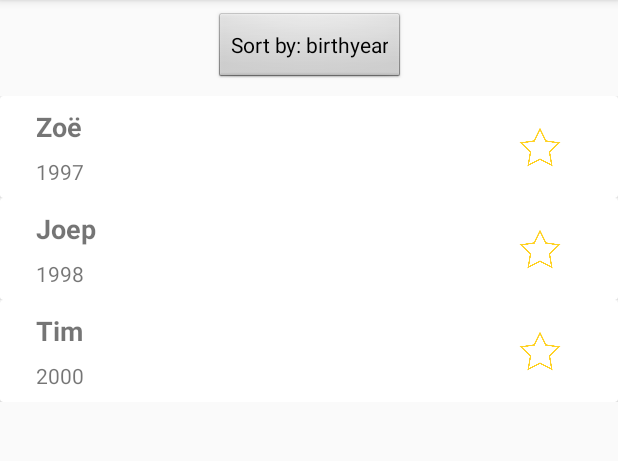
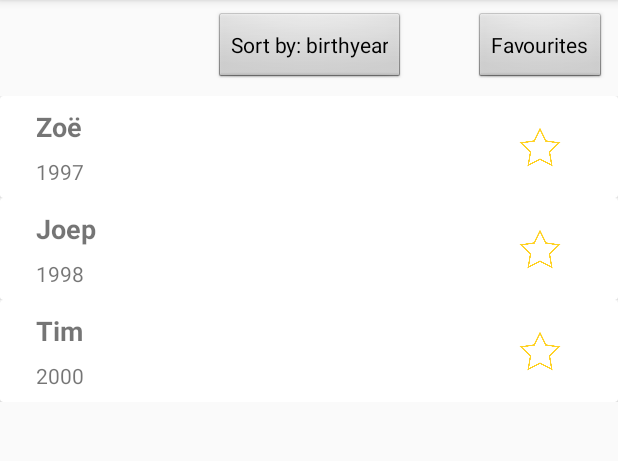
Before and after one commit to TimvdVooren/Star-Wars-App, an Android app: the screen it shows after launch (MainActivity), after a tap on "Sort by: name", on a phone screen of 412 x 824 dp, the part 84-545 px from its top. Run offline under Robolectric (Android 15) with nearby library versions, the phone set to English and light mode, and no system bars.

Commit message:
[Added] sorting to favourites

```diff
--- a/app/src/main/AndroidManifest.xml
+++ b/app/src/main/AndroidManifest.xml
@@ -16,7 +16,7 @@
                 <category android:name="android.intent.category.LAUNCHER" />
             </intent-filter>
         </activity>
-        <activity android:name=".Views.DetailedActivity"></activity>
+        <activity android:name=".Views.DetailedActivity" />
     </application>
 
 </manifest>
--- a/app/src/main/java/com/example/timva/starwarsapp/CustomRecyclerAdapter.java
+++ b/app/src/main/java/com/example/timva/starwarsapp/CustomRecyclerAdapter.java
@@ -40,6 +40,10 @@ public class CustomRecyclerAdapter extends RecyclerView.Adapter<CustomRecyclerAd
 
         viewHolder.characterName.setText(character.getName());
         viewHolder.characterBirthyear.setText(character.getBirth_year());
+        if (character.isFavourite())
+            viewHolder.favouriteButton.setImageResource(R.drawable.star_filled);
+        else
+            viewHolder.favouriteButton.setImageResource(R.drawable.star_outlined);
     }
 
     @Override
@@ -73,6 +77,7 @@ public class CustomRecyclerAdapter extends RecyclerView.Adapter<CustomRecyclerAd
                             favouriteButton.setImageResource(R.drawable.star_outlined);
                             MainActivity.removeCharacterFromFavourites(currentCharacter);
                         }
+                        notifyDataSetChanged();
                     }
                 }
             });
--- a/app/src/main/java/com/example/timva/starwarsapp/Views/MainActivity.java
+++ b/app/src/main/java/com/example/timva/starwarsapp/Views/MainActivity.java
@@ -1,5 +1,6 @@
 package com.example.timva.starwarsapp.Views;
 
+import android.content.Intent;
 import android.support.annotation.NonNull;
 import android.support.v7.app.AppCompatActivity;
 import android.os.Bundle;
@@ -22,30 +23,33 @@ public class MainActivity extends AppCompatActivity {
     //Views
     private Button sortButton;
     private RecyclerView recyclerView;
+    private Button favouritesButton;
 
     //Variables
     private ArrayList<StarWarsCharacter> characterList;
     private static ArrayList<StarWarsCharacter> favourites;
     private CustomRecyclerAdapter recyclerAdapter;
     private boolean sortByName = true;
+    private boolean favouritesPressed = false;
 
     @Override
     protected void onCreate(Bundle savedInstanceState) {
         super.onCreate(savedInstanceState);
         setContentView(R.layout.activity_main);
 
+        //View declaration
+        sortButton = findViewById(R.id.MainSortButton);
+        recyclerView = findViewById(R.id.MainRecyclerView);
+        favouritesButton = findViewById(R.id.MainFavouritesButton);
+
         characterList = new ArrayList<>();
+        //TODO load characters from API
         characterList.add(new StarWarsCharacter("Tim", "2000"));
         characterList.add(new StarWarsCharacter("Joep", "1998"));
         characterList.add(new StarWarsCharacter("Zoë", "1997"));
+        Collections.sort(characterList);
 
         favourites = new ArrayList<>();
-
-        Collections.sort(characterList);
-
-        //View declaration
-        sortButton = findViewById(R.id.MainSortButton);
-        recyclerView = findViewById(R.id.MainRecycler);
 
         recyclerView.setHasFixedSize(true);
         recyclerView.setLayoutManager(new LinearLayoutManager(this));
@@ -72,22 +76,45 @@ public class MainActivity extends AppCompatActivity {
             public void onClick(View v) {
                 if(!sortByName){
                     Collections.sort(characterList);
+                    Collections.sort(favourites);
+
                     recyclerAdapter.notifyDataSetChanged();
                     sortButton.setText(getString(R.string.sort_style_name));
                     sortByName = true;
                 }
                 else{
-                    Collections.sort(characterList, new Comparator<StarWarsCharacter>() {
+                    Comparator<StarWarsCharacter> characterComparator = new Comparator<StarWarsCharacter>() {
                         @Override
                         public int compare(StarWarsCharacter o1, StarWarsCharacter o2) {
                             return o1.getBirth_year().compareTo(o2.getBirth_year());
                         }
-                    });
+                    };
+
+                    Collections.sort(characterList, characterComparator);
+                    Collections.sort(favourites, characterComparator);
+
                     recyclerAdapter.notifyDataSetChanged();
                     sortButton.setText(getString(R.string.sort_style_birthyear));
                     sortByName = false;
                 }
             }
         });
+
+        favouritesButton.setOnClickListener(new View.OnClickListener() {
+            @Override
+            public void onClick(View v) {
+                if(favouritesPressed) {
+                    recyclerAdapter = new CustomRecyclerAdapter(getApplicationContext(), favourites);
+                    favouritesButton.setText(getString(R.string.normal_list));
+                }
+                else {
+                    recyclerAdapter = new CustomRecyclerAdapter(getApplicationContext(), characterList);
+                    favouritesButton.setText(getString(R.string.favourites));
+                }
+
+                recyclerView.setAdapter(recyclerAdapter);
+                favouritesPressed = !favouritesPressed;
+            }
+        });
     }
 }
--- a/app/src/main/res/layout/activity_main.xml
+++ b/app/src/main/res/layout/activity_main.xml
@@ -19,8 +19,19 @@
         app:layout_constraintStart_toStartOf="parent"
         app:layout_constraintTop_toTopOf="parent" />
 
+    <Button
+        android:id="@+id/MainFavouritesButton"
+        style="@android:style/Widget.Button"
+        android:layout_width="wrap_content"
+        android:layout_height="wrap_content"
+        android:layout_marginTop="8dp"
+        android:layout_marginEnd="8dp"
+        android:text="@string/favourites"
+        app:layout_constraintEnd_toEndOf="parent"
+        app:layout_constraintTop_toTopOf="parent" />
+
     <android.support.v7.widget.RecyclerView
-        android:id="@+id/MainRecycler"
+        android:id="@+id/MainRecyclerView"
         android:layout_width="0dp"
         android:layout_height="0dp"
         android:layout_marginTop="8dp"
--- a/app/src/main/res/values/strings.xml
+++ b/app/src/main/res/values/strings.xml
@@ -4,4 +4,6 @@
     <string name="homeworld">HomeWorld: </string>
     <string name="sort_style_name">Sort by: name</string>
     <string name="sort_style_birthyear">Sort by: birthyear</string>
+    <string name="favourites">Favourites</string>
+    <string name="normal_list">Normal list</string>
 </resources>
```
